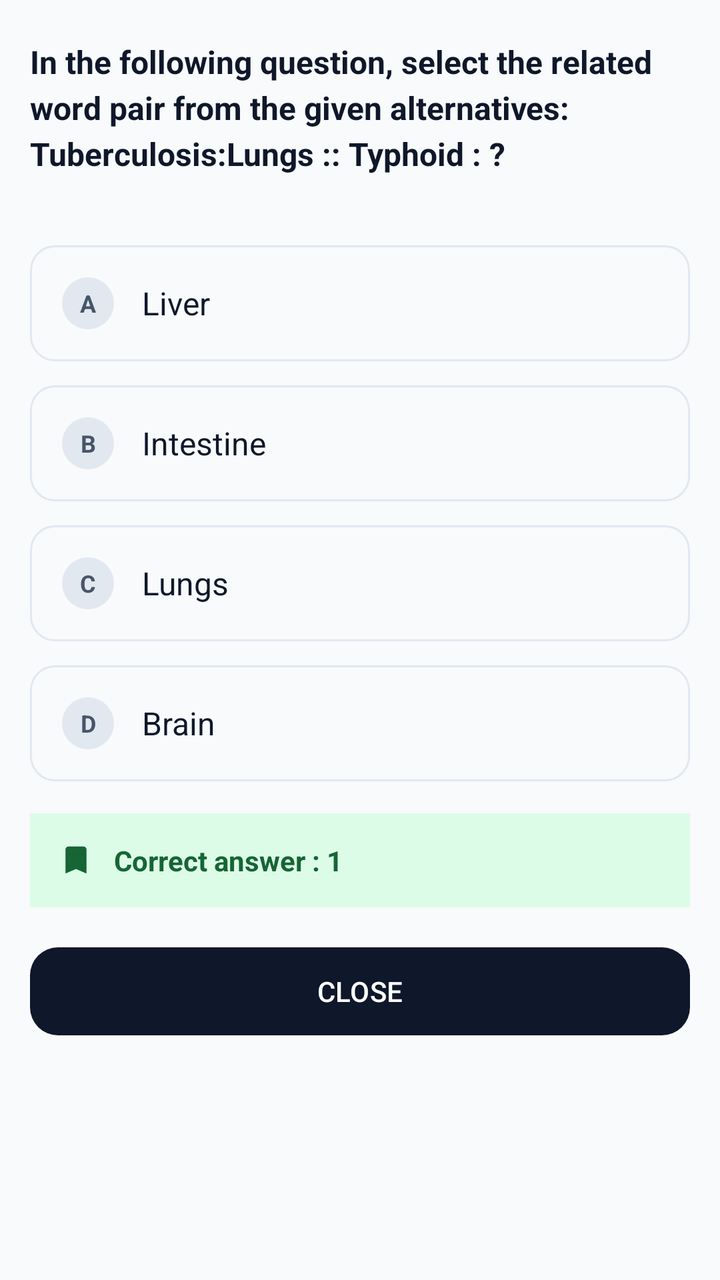
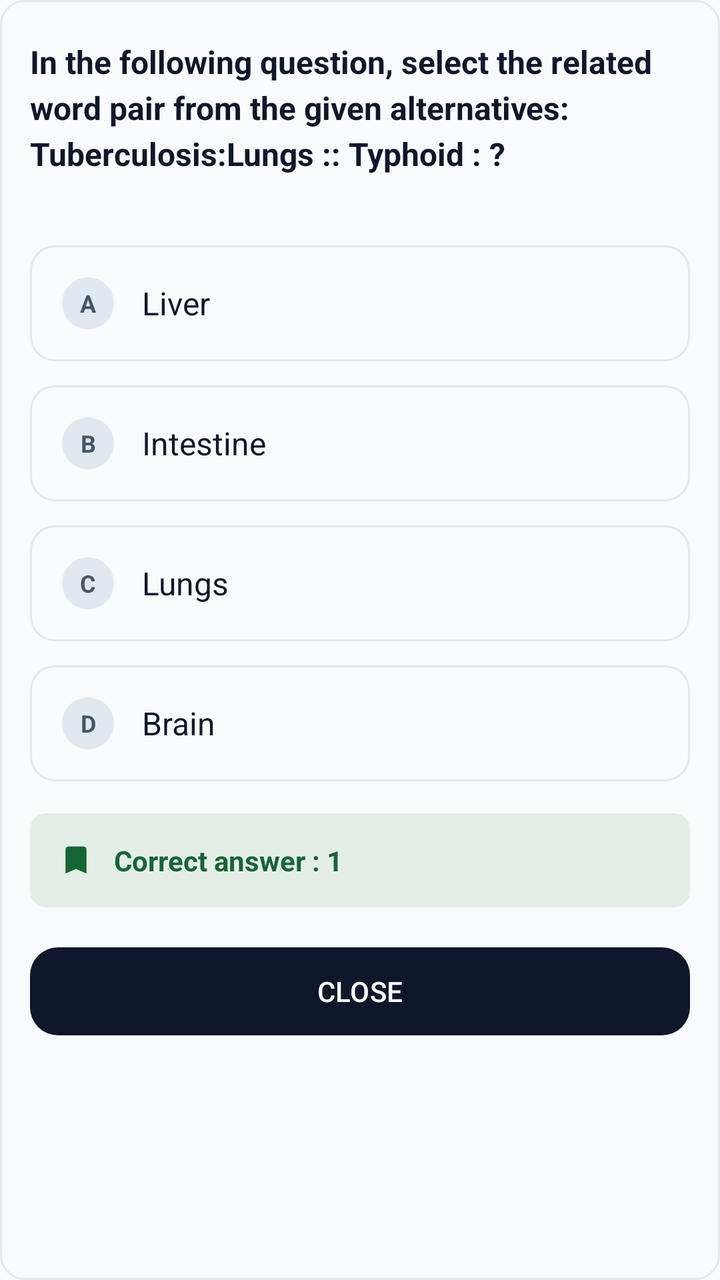

The first picture is an Android layout as it rendered before a commit; the second is the same layout after the commit. The layout source and the unified diff follow.
<!-- AndroidManifest.xml: application theme Theme.TestMaster -->
<!-- res/layout/popup_saved_question.xml -->
<?xml version="1.0" encoding="utf-8"?>
<FrameLayout xmlns:android="http://schemas.android.com/apk/res/android"
    xmlns:app="http://schemas.android.com/apk/res-auto"
    xmlns:tools="http://schemas.android.com/tools"
    android:layout_width="match_parent"
    android:layout_height="wrap_content"
    android:background="@color/background"
    tools:context=".fragments.FragmentQuestion">

    <LinearLayout
        android:layout_width="match_parent"
        android:layout_height="wrap_content"
        android:orientation="vertical">

        <ScrollView
            android:layout_width="match_parent"
            android:layout_height="wrap_content"
            android:clipToPadding="false"
            android:paddingBottom="20dp">

            <LinearLayout
                android:layout_width="match_parent"
                android:layout_height="wrap_content"
                android:orientation="vertical">

                <TextView
                    android:id="@+id/tv_question"
                    android:layout_width="match_parent"
                    android:layout_height="wrap_content"
                    android:lineSpacingExtra="4sp"
                    android:paddingHorizontal="15dp"
                    android:paddingVertical="20dp"
                    android:text="@string/question"
                    android:textColor="@color/onSurface"
                    android:textSize="16sp"
                    android:textStyle="bold" />

                <LinearLayout
                    android:id="@+id/option_a"
                    android:layout_width="match_parent"
                    android:layout_height="wrap_content"
                    android:layout_marginHorizontal="15dp"
                    android:layout_marginTop="15dp"
                    android:layout_marginBottom="12dp"
                    android:background="@drawable/box_outline"
                    android:gravity="center_vertical"
                    android:padding="16dp">

                    <TextView
                        android:layout_width="26dp"
                        android:layout_height="26dp"
                        android:background="@drawable/bg_circle_surface"
                        android:gravity="center"
                        android:text="A"
                        android:textColor="@color/onSurfaceVariant"
                        android:textSize="12sp"
                        android:textStyle="bold" />

                    <TextView
                        android:id="@+id/tv_option_a"
                        android:layout_width="0dp"
                        android:layout_height="wrap_content"
                        android:layout_marginStart="14dp"
                        android:layout_weight="1"
                        android:text="Liver"
                        android:textColor="@color/onSurface"
                        android:textSize="16sp" />
                </LinearLayout>

                <LinearLayout
                    android:id="@+id/option_b"
                    android:layout_width="match_parent"
                    android:layout_height="wrap_content"
                    android:layout_marginHorizontal="15dp"
                    android:layout_marginBottom="12dp"
                    android:background="@drawable/box_outline"
                    android:gravity="center_vertical"
                    android:padding="16dp">

                    <TextView
                        android:layout_width="26dp"
                        android:layout_height="26dp"
                        android:background="@drawable/bg_circle_surface"
                        android:gravity="center"
                        android:text="B"
                        android:textColor="@color/onSurfaceVariant"
                        android:textSize="12sp"
                        android:textStyle="bold" />

                    <TextView
                        android:id="@+id/tv_option_b"
                        android:layout_width="0dp"
                        android:layout_height="wrap_content"
                        android:layout_marginStart="14dp"
                        android:layout_weight="1"
                        android:text="Intestine"
                        android:textColor="@color/onSurface"
                        android:textSize="16sp" />
                </LinearLayout>

                <LinearLayout
                    android:id="@+id/option_c"
                    android:layout_width="match_parent"
                    android:layout_height="wrap_content"
                    android:layout_marginHorizontal="15dp"
                    android:layout_marginBottom="12dp"
                    android:background="@drawable/box_outline"
                    android:gravity="center_vertical"
                    android:padding="16dp">

                    <TextView
                        android:layout_width="26dp"
                        android:layout_height="26dp"
                        android:background="@drawable/bg_circle_surface"
                        android:gravity="center"
                        android:text="C"
                        android:textColor="@color/onSurfaceVariant"
                        android:textSize="12sp"
                        android:textStyle="bold" />

                    <TextView
                        android:id="@+id/tv_option_c"
                        android:layout_width="0dp"
                        android:layout_height="wrap_content"
                        android:layout_marginStart="14dp"
                        android:layout_weight="1"
                        android:text="Lungs"
                        android:textColor="@color/onSurface"
                        android:textSize="16sp" />
                </LinearLayout>

                <LinearLayout
                    android:id="@+id/option_d"
                    android:layout_width="match_parent"
                    android:layout_height="wrap_content"
                    android:layout_marginHorizontal="15dp"
                    android:layout_marginBottom="16dp"
                    android:background="@drawable/box_outline"
                    android:gravity="center_vertical"
                    android:padding="16dp">

                    <TextView
                        android:layout_width="26dp"
                        android:layout_height="26dp"
                        android:background="@drawable/bg_circle_surface"
                        android:gravity="center"
                        android:text="D"
                        android:textColor="@color/onSurfaceVariant"
                        android:textSize="12sp"
                        android:textStyle="bold" />

                    <TextView
                        android:id="@+id/tv_option_d"
                        android:layout_width="0dp"
                        android:layout_height="wrap_content"
                        android:layout_marginStart="14dp"
                        android:layout_weight="1"
                        android:text="Brain"
                        android:textColor="@color/onSurface"
                        android:textSize="16sp" />
                </LinearLayout>

                
                <LinearLayout
                    android:layout_width="match_parent"
                    android:layout_height="wrap_content"
                    android:layout_marginHorizontal="15dp"
                    android:layout_marginBottom="8dp"
                    android:background="@color/success_bg"
                    android:gravity="center_vertical"
                    android:orientation="horizontal"
                    android:padding="14dp">

                    <ImageView
                        android:layout_width="18dp"
                        android:layout_height="18dp"
                        android:src="@drawable/baseline_bookmark_24"
                        app:tint="@color/success_text" />

                    <TextView
                        android:id="@+id/correct_answer"
                        android:layout_width="wrap_content"
                        android:layout_height="wrap_content"
                        android:layout_marginStart="10dp"
                        android:text="Correct answer : 1"
                        android:textColor="@color/success_text"
                        android:textSize="14sp"
                        android:textStyle="bold" />
                </LinearLayout>

                <com.google.android.material.button.MaterialButton
                    android:id="@+id/btn_close"
                    style="@style/Widget.Material3.Button"
                    android:layout_width="match_parent"
                    android:layout_height="52dp"
                    android:layout_marginHorizontal="15dp"
                    android:layout_marginTop="8dp"
                    android:text="CLOSE"
                    android:textColor="@color/primary"
                    app:backgroundTint="@color/onPrimary"
                    app:cornerRadius="14dp" />
            </LinearLayout>
        </ScrollView>
    </LinearLayout>
</FrameLayout>
<!-- resources referenced by this layout -->
<resources>
  <color name="background">#F8FAFC</color>
  <color name="onPrimary">#0F172A</color>
  <color name="onSurface">#0F172A</color>
  <color name="onSurfaceVariant">#475569</color>
  <color name="primary">#FFFFFF</color>
  <color name="success_bg">#DCFCE7</color>
  <color name="success_text">#166534</color>
  <!-- drawable baseline_bookmark_24 (drawable) -->
  <vector android:height="24dp" android:tint="#000000"
      android:viewportHeight="24" android:viewportWidth="24"
      android:width="24dp" xmlns:android="http://schemas.android.com/apk/res/android">
      <path android:fillColor="@android:color/white" android:pathData="M17,3H7c-1.1,0 -1.99,0.9 -1.99,2L5,21l7,-3 7,3V5c0,-1.1 -0.9,-2 -2,-2z"/>
  </vector>
  <!-- drawable bg_circle_surface (drawable) -->
  <?xml version="1.0" encoding="utf-8"?>
  <shape xmlns:android="http://schemas.android.com/apk/res/android"
      android:shape="oval">
      <solid android:color="@color/surfaceVariant" />
  </shape>
  <!-- drawable box_outline (drawable) -->
  <?xml version="1.0" encoding="utf-8"?>
  <shape xmlns:android="http://schemas.android.com/apk/res/android">
      <stroke
          android:width="1dp"
          android:color="@color/gray" />
      <corners android:radius="12dp" />
      <solid android:color="@color/background" />
  </shape>
  <string name="question">In the following question, select the related word pair from the given alternatives: \nTuberculosis:Lungs :: Typhoid : ?</string>
  <style name="Theme.TestMaster" parent="Base.Theme.TestMaster" />
  <color name="surfaceVariant">#E2E8F0</color>
  <color name="gray">#E2E8F0</color>
  <style name="Base.Theme.TestMaster" parent="Theme.Material3.DayNight.NoActionBar">
          
          <item name="colorPrimary">@color/primary</item>
          <item name="colorOnPrimary">@color/onPrimary</item>
          <item name="colorPrimaryContainer">@color/primaryContainer</item>
          <item name="colorOnPrimaryContainer">@color/onPrimaryContainer</item>
  
          <item name="colorSecondary">@color/secondary</item>
          <item name="colorOnSecondary">@color/onSecondary</item>
          <item name="colorSecondaryContainer">@color/secondaryContainer</item>
          <item name="colorOnSecondaryContainer">@color/onSecondaryContainer</item>
  
          
          <item name="android:windowBackground">@color/background</item>
          <item name="colorSurface">@color/surface</item>
          <item name="colorOnSurface">@color/onSurface</item>
          <item name="colorSurfaceVariant">@color/surfaceVariant</item>
          <item name="colorOnSurfaceVariant">@color/onSurfaceVariant</item>
          <item name="colorOutline">@color/outline</item>
  
          
          <item name="colorError">@color/error</item>
          <item name="colorOnError">@color/onError</item>
          <item name="colorErrorContainer">@color/errorContainer</item>
          <item name="colorOnErrorContainer">@color/onErrorContainer</item>
  
          
          <item name="android:statusBarColor">@color/surface</item>
          <item name="android:windowLightStatusBar">true</item>
      </style>
  <color name="primaryContainer">#F1F5F9</color>
  <color name="onPrimaryContainer">#0F172A</color>
  <color name="secondary">#64748B</color>
  <color name="onSecondary">#FFFFFF</color>
  <color name="secondaryContainer">#E2E8F0</color>
  <color name="onSecondaryContainer">#0F172A</color>
  <color name="surface">#FFFFFF</color>
  <color name="outline">#94A3B8</color>
  <color name="error">#DC2626</color>
  <color name="onError">#FFFFFF</color>
  <color name="errorContainer">#FEE2E2</color>
  <color name="onErrorContainer">#7F1D1D</color>
</resources>

<!-- the commit's change to res/layout/popup_saved_question.xml (unified diff, before → after) -->
@@ -4,7 +4,8 @@
     xmlns:tools="http://schemas.android.com/tools"
     android:layout_width="match_parent"
     android:layout_height="wrap_content"
-    android:background="@color/background"
+    android:background="@drawable/box_outline"
+    android:layout_margin="20dp"
     tools:context=".fragments.FragmentQuestion">
 
     <LinearLayout
@@ -166,7 +167,8 @@
                     android:layout_height="wrap_content"
                     android:layout_marginHorizontal="15dp"
                     android:layout_marginBottom="8dp"
-                    android:background="@color/success_bg"
+                    android:background="@drawable/bg_status_badge"
+                    android:backgroundTint="@color/green_bg"
                     android:gravity="center_vertical"
                     android:orientation="horizontal"
                     android:padding="14dp">
<!-- resource entries referenced after the edit -->
@@ -1,5 +1,6 @@
 <!-- resources referenced by this layout -->
 <resources>
+  <color name="green_bg">#1A2E7D32</color>
   <color name="background">#F8FAFC</color>
   <color name="onPrimary">#0F172A</color>
   <color name="onSurface">#0F172A</color>
@@ -18,6 +19,12 @@
   <shape xmlns:android="http://schemas.android.com/apk/res/android"
       android:shape="oval">
       <solid android:color="@color/surfaceVariant" />
+  </shape>
+  <!-- drawable bg_status_badge (drawable) -->
+  <?xml version="1.0" encoding="utf-8"?>
+  <shape xmlns:android="http://schemas.android.com/apk/res/android">
+      <solid android:color="@color/success_bg" />
+      <corners android:radius="8dp" />
   </shape>
   <!-- drawable box_outline (drawable) -->
   <?xml version="1.0" encoding="utf-8"?>
@@ -59,6 +66,9 @@
           <item name="colorOnErrorContainer">@color/onErrorContainer</item>
   
           
+          <item name="colorControlActivated">@color/accent</item>
+  
+          
           <item name="android:statusBarColor">@color/surface</item>
           <item name="android:windowLightStatusBar">true</item>
       </style>
@@ -74,5 +84,6 @@
   <color name="onError">#FFFFFF</color>
   <color name="errorContainer">#FEE2E2</color>
   <color name="onErrorContainer">#7F1D1D</color>
+  <color name="accent">#334155</color>
 </resources>
 
